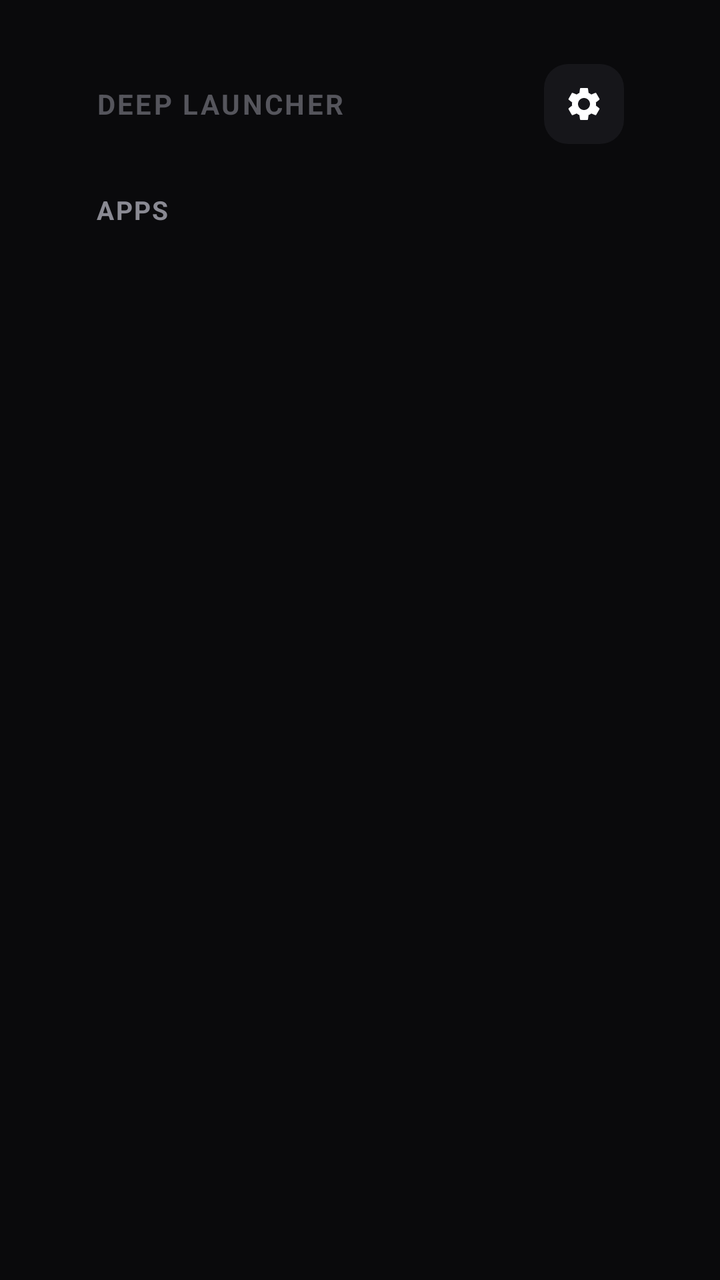
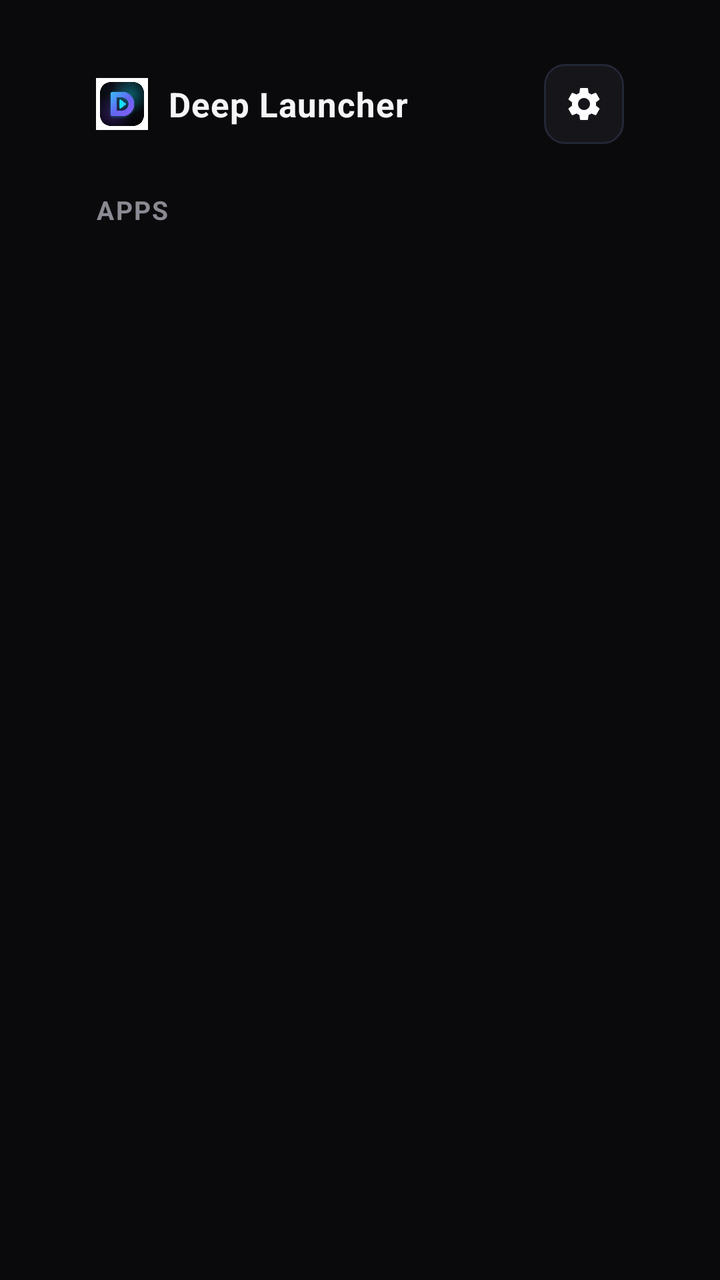

Before-and-after screenshots of an Android layout around one commit, followed by the original layout XML and the change that was made.
<!-- AndroidManifest.xml: application theme Theme.DeepLauncher -->
<!-- res/layout/activity_main.xml -->
<?xml version="1.0" encoding="utf-8"?>
<LinearLayout xmlns:android="http://schemas.android.com/apk/res/android"
    android:layout_width="match_parent"
    android:layout_height="match_parent"
    android:background="@color/bg_dark"
    android:orientation="vertical"
    android:paddingStart="48dp"
    android:paddingTop="32dp"
    android:paddingEnd="48dp"
    android:paddingBottom="24dp">

    
    <RelativeLayout
        android:layout_width="match_parent"
        android:layout_height="wrap_content"
        android:layout_marginBottom="24dp">

        <TextView
            android:id="@+id/tvLauncherTitle"
            android:layout_width="wrap_content"
            android:layout_height="wrap_content"
            android:layout_alignParentStart="true"
            android:layout_centerVertical="true"
            android:letterSpacing="0.08"
            android:text="DEEP LAUNCHER"
            android:textColor="@color/text_muted"
            android:textSize="14sp"
            android:textStyle="bold" />

        <LinearLayout
            android:layout_width="wrap_content"
            android:layout_height="wrap_content"
            android:layout_alignParentEnd="true"
            android:layout_centerVertical="true"
            android:gravity="center_vertical"
            android:orientation="horizontal">

            
            <TextView
                android:id="@+id/tvWeather"
                android:layout_width="wrap_content"
                android:layout_height="wrap_content"
                android:layout_marginEnd="18dp"
                android:textColor="@color/text_secondary"
                android:textSize="15sp"
                android:visibility="gone" />

            
            <TextView
                android:id="@+id/tvClock"
                android:layout_width="wrap_content"
                android:layout_height="wrap_content"
                android:layout_marginEnd="20dp"
                android:textColor="@color/text_primary"
                android:textSize="18sp"
                android:textStyle="bold" />

            
            <FrameLayout
                android:id="@+id/btnSettings"
                android:layout_width="40dp"
                android:layout_height="40dp"
                android:background="@drawable/bg_card_selector"
                android:clickable="true"
                android:focusable="true">

                <ImageView
                    android:layout_width="20dp"
                    android:layout_height="20dp"
                    android:layout_gravity="center"
                    android:src="@drawable/ic_settings" />
            </FrameLayout>

        </LinearLayout>
    </RelativeLayout>

    <ScrollView
        android:layout_width="match_parent"
        android:layout_height="0dp"
        android:layout_weight="1"
        android:fillViewport="true"
        android:overScrollMode="never"
        android:scrollbars="none">

        <LinearLayout
            android:layout_width="match_parent"
            android:layout_height="wrap_content"
            android:orientation="vertical">

            
            <TextView
                android:id="@+id/headerApps"
                android:layout_width="wrap_content"
                android:layout_height="wrap_content"
                android:layout_marginBottom="12dp"
                android:letterSpacing="0.06"
                android:text="@string/section_apps"
                android:textColor="@color/text_secondary"
                android:textSize="13sp"
                android:textStyle="bold" />

            <androidx.recyclerview.widget.RecyclerView
                android:id="@+id/recyclerApps"
                android:layout_width="match_parent"
                android:layout_height="wrap_content"
                android:layout_marginBottom="32dp"
                android:clipChildren="false"
                android:clipToPadding="false"
                android:nestedScrollingEnabled="false"
                android:orientation="horizontal" />

            
            <LinearLayout
                android:id="@+id/layoutInputsContainer"
                android:layout_width="match_parent"
                android:layout_height="wrap_content"
                android:orientation="vertical"
                android:visibility="gone">

                <TextView
                    android:id="@+id/headerInputs"
                    android:layout_width="wrap_content"
                    android:layout_height="wrap_content"
                    android:layout_marginBottom="12dp"
                    android:letterSpacing="0.06"
                    android:text="@string/section_inputs"
                    android:textColor="@color/text_secondary"
                    android:textSize="13sp"
                    android:textStyle="bold" />

                <androidx.recyclerview.widget.RecyclerView
                    android:id="@+id/recyclerInputs"
                    android:layout_width="match_parent"
                    android:layout_height="wrap_content"
                    android:layout_marginBottom="24dp"
                    android:clipChildren="false"
                    android:clipToPadding="false"
                    android:nestedScrollingEnabled="false"
                    android:orientation="horizontal" />
            </LinearLayout>

        </LinearLayout>
    </ScrollView>

</LinearLayout>
<!-- resources referenced by this layout -->
<resources>
  <color name="bg_dark">#0a0a0c</color>
  <color name="text_muted">#55555c</color>
  <color name="text_primary">#f5f5f7</color>
  <color name="text_secondary">#8a8a93</color>
  <!-- drawable bg_card_selector (drawable) -->
  <?xml version="1.0" encoding="utf-8"?>
  <selector xmlns:android="http://schemas.android.com/apk/res/android">
      <item android:state_focused="true" android:drawable="@drawable/bg_card_focused" />
      <item android:state_selected="true" android:drawable="@drawable/bg_card_focused" />
      <item android:drawable="@drawable/bg_card_normal" />
  </selector>
  <!-- drawable ic_settings (drawable) -->
  <vector xmlns:android="http://schemas.android.com/apk/res/android"
      android:width="24dp"
      android:height="24dp"
      android:viewportWidth="24"
      android:viewportHeight="24">
      <path
          android:fillColor="#ffffff"
          android:pathData="M19.14,12.94c0.04,-0.3 0.06,-0.61 0.06,-0.94c0,-0.32 -0.02,-0.64 -0.07,-0.94l2.03,-1.58c0.18,-0.14 0.23,-0.41 0.12,-0.61 l-1.92,-3.32c-0.12,-0.22 -0.37,-0.29 -0.59,-0.22l-2.39,0.96c-0.5,-0.38 -1.03,-0.7 -1.62,-0.94L14.4,2.81c-0.04,-0.24 -0.24,-0.41 -0.48,-0.41 h-3.84c-0.24,0 -0.43,0.17 -0.47,0.41L9.25,5.35C8.66,5.59 8.12,5.92 7.63,6.29L5.24,5.33c-0.22,-0.08 -0.47,0 -0.59,0.22L2.74,8.87 C2.62,9.08 2.66,9.34 2.86,9.48l2.03,1.58C4.84,11.36 4.8,11.69 4.8,12s0.02,0.64 0.07,0.94l-2.03,1.58 c-0.18,0.14 -0.23,0.41 -0.12,0.61l1.92,3.32c0.12,0.22 0.37,0.29 0.59,0.22l2.39,-0.96c0.5,0.38 1.03,0.7 1.62,0.94l0.36,2.54 c0.05,0.24 0.24,0.41 0.48,0.41h3.84c0.24,0 0.44,-0.17 0.47,-0.41l0.36,-2.54c0.59,-0.24 1.13,-0.56 1.62,-0.94l2.39,0.96 c0.22,0.08 0.47,0 0.59,-0.22l1.92,-3.32c0.12,-0.22 0.07,-0.47 -0.12,-0.61L19.14,12.94z M12,15.6c-1.98,0 -3.6,-1.62 -3.6,-3.6 s1.62,-3.6 3.6,-3.6s3.6,1.62 3.6,3.6S13.98,15.6 12,15.6z" />
  </vector>
  <string name="section_apps">APPS</string>
  <string name="section_inputs">INPUTS</string>
  <style name="Theme.DeepLauncher" parent="@android:style/Theme.NoTitleBar.Fullscreen">
          <item name="android:windowBackground">@color/bg_dark</item>
          <item name="android:colorBackground">@color/bg_dark</item>
          <item name="android:windowNoTitle">true</item>
          <item name="android:windowFullscreen">true</item>
          <item name="android:windowOverscan">true</item>
          <item name="android:windowContentOverlay">@null</item>
          <item name="android:windowAnimationStyle">@null</item>
      </style>
  <!-- drawable bg_card_focused (drawable) -->
  <?xml version="1.0" encoding="utf-8"?>
  <shape xmlns:android="http://schemas.android.com/apk/res/android"
      android:shape="rectangle">
      <solid android:color="@color/bg_card_focused" />
      <stroke
          android:width="3dp"
          android:color="@color/accent_focus_stroke" />
      <corners android:radius="14dp" />
  </shape>
  <!-- drawable bg_card_normal (drawable) -->
  <?xml version="1.0" encoding="utf-8"?>
  <shape xmlns:android="http://schemas.android.com/apk/res/android"
      android:shape="rectangle">
      <solid android:color="@color/bg_card" />
      <corners android:radius="12dp" />
  </shape>
  <color name="bg_card_focused">#24242c</color>
  <color name="accent_focus_stroke">#ffffff</color>
  <color name="bg_card">#16161a</color>
</resources>

<!-- the commit's change to res/layout/activity_main.xml (unified diff, before → after) -->
@@ -3,6 +3,8 @@
     android:layout_width="match_parent"
     android:layout_height="match_parent"
     android:background="@color/bg_dark"
+    android:clipChildren="false"
+    android:clipToPadding="false"
     android:orientation="vertical"
     android:paddingStart="48dp"
     android:paddingTop="32dp"
@@ -13,19 +15,34 @@
     <RelativeLayout
         android:layout_width="match_parent"
         android:layout_height="wrap_content"
-        android:layout_marginBottom="24dp">
+        android:layout_marginBottom="24dp"
+        android:clipChildren="false">
 
-        <TextView
-            android:id="@+id/tvLauncherTitle"
+        <LinearLayout
             android:layout_width="wrap_content"
             android:layout_height="wrap_content"
             android:layout_alignParentStart="true"
             android:layout_centerVertical="true"
-            android:letterSpacing="0.08"
-            android:text="DEEP LAUNCHER"
-            android:textColor="@color/text_muted"
-            android:textSize="14sp"
-            android:textStyle="bold" />
+            android:gravity="center_vertical"
+            android:orientation="horizontal">
+
+            <ImageView
+                android:id="@+id/imgHeaderLogo"
+                android:layout_width="26dp"
+                android:layout_height="26dp"
+                android:layout_marginEnd="10dp"
+                android:src="@drawable/app_icon" />
+
+            <TextView
+                android:id="@+id/tvLauncherTitle"
+                android:layout_width="wrap_content"
+                android:layout_height="wrap_content"
+                android:letterSpacing="0.02"
+                android:text="Deep Launcher"
+                android:textColor="@color/text_primary"
+                android:textSize="17sp"
+                android:textStyle="bold" />
+        </LinearLayout>
 
         <LinearLayout
             android:layout_width="wrap_content"
@@ -60,7 +77,7 @@
                 android:id="@+id/btnSettings"
                 android:layout_width="40dp"
                 android:layout_height="40dp"
-                android:background="@drawable/bg_card_selector"
+                android:background="@drawable/bg_button_settings"
                 android:clickable="true"
                 android:focusable="true">
 
@@ -78,6 +95,8 @@
         android:layout_width="match_parent"
         android:layout_height="0dp"
         android:layout_weight="1"
+        android:clipChildren="false"
+        android:clipToPadding="false"
         android:fillViewport="true"
         android:overScrollMode="never"
         android:scrollbars="none">
@@ -85,19 +104,40 @@
         <LinearLayout
             android:layout_width="match_parent"
             android:layout_height="wrap_content"
+            android:clipChildren="false"
+            android:clipToPadding="false"
             android:orientation="vertical">
 
             
-            <TextView
-                android:id="@+id/headerApps"
-                android:layout_width="wrap_content"
+            <LinearLayout
+                android:layout_width="match_parent"
                 android:layout_height="wrap_content"
                 android:layout_marginBottom="12dp"
-                android:letterSpacing="0.06"
-                android:text="@string/section_apps"
-                android:textColor="@color/text_secondary"
-                android:textSize="13sp"
-                android:textStyle="bold" />
+                android:gravity="center_vertical"
+                android:orientation="horizontal">
+
+                <TextView
+                    android:id="@+id/headerApps"
+                    android:layout_width="wrap_content"
+                    android:layout_height="wrap_content"
+                    android:letterSpacing="0.06"
+                    android:text="@string/section_apps"
+                    android:textColor="@color/text_secondary"
+                    android:textSize="13sp"
+                    android:textStyle="bold" />
+
+                
+                <TextView
+                    android:id="@+id/tvReorderHint"
+                    android:layout_width="wrap_content"
+                    android:layout_height="wrap_content"
+                    android:layout_marginStart="20dp"
+                    android:text="✦ Reordering: Press ◀ / ▶ to move • Press OK to save"
+                    android:textColor="#FBBF24"
+                    android:textSize="12sp"
+                    android:textStyle="bold"
+                    android:visibility="gone" />
+            </LinearLayout>
 
             <androidx.recyclerview.widget.RecyclerView
                 android:id="@+id/recyclerApps"
@@ -114,6 +154,8 @@
                 android:id="@+id/layoutInputsContainer"
                 android:layout_width="match_parent"
                 android:layout_height="wrap_content"
+                android:clipChildren="false"
+                android:clipToPadding="false"
                 android:orientation="vertical"
                 android:visibility="gone">
 
<!-- resource entries referenced after the edit -->
@@ -1,15 +1,26 @@
 <!-- resources referenced by this layout -->
 <resources>
   <color name="bg_dark">#0a0a0c</color>
-  <color name="text_muted">#55555c</color>
   <color name="text_primary">#f5f5f7</color>
   <color name="text_secondary">#8a8a93</color>
-  <!-- drawable bg_card_selector (drawable) -->
+  <!-- drawable app_icon: png bitmap (drawable, 187558 bytes) -->
+  <!-- drawable bg_button_settings (drawable) -->
   <?xml version="1.0" encoding="utf-8"?>
   <selector xmlns:android="http://schemas.android.com/apk/res/android">
-      <item android:state_focused="true" android:drawable="@drawable/bg_card_focused" />
-      <item android:state_selected="true" android:drawable="@drawable/bg_card_focused" />
-      <item android:drawable="@drawable/bg_card_normal" />
+      <item android:state_focused="true">
+          <shape android:shape="rectangle">
+              <solid android:color="@color/bg_card_focused" />
+              <stroke android:width="2dp" android:color="#38BDF8" />
+              <corners android:radius="10dp" />
+          </shape>
+      </item>
+      <item>
+          <shape android:shape="rectangle">
+              <solid android:color="@color/bg_card" />
+              <stroke android:width="1dp" android:color="#222736" />
+              <corners android:radius="10dp" />
+          </shape>
+      </item>
   </selector>
   <!-- drawable ic_settings (drawable) -->
   <vector xmlns:android="http://schemas.android.com/apk/res/android"
@@ -32,25 +43,7 @@
           <item name="android:windowContentOverlay">@null</item>
           <item name="android:windowAnimationStyle">@null</item>
       </style>
-  <!-- drawable bg_card_focused (drawable) -->
-  <?xml version="1.0" encoding="utf-8"?>
-  <shape xmlns:android="http://schemas.android.com/apk/res/android"
-      android:shape="rectangle">
-      <solid android:color="@color/bg_card_focused" />
-      <stroke
-          android:width="3dp"
-          android:color="@color/accent_focus_stroke" />
-      <corners android:radius="14dp" />
-  </shape>
-  <!-- drawable bg_card_normal (drawable) -->
-  <?xml version="1.0" encoding="utf-8"?>
-  <shape xmlns:android="http://schemas.android.com/apk/res/android"
-      android:shape="rectangle">
-      <solid android:color="@color/bg_card" />
-      <corners android:radius="12dp" />
-  </shape>
   <color name="bg_card_focused">#24242c</color>
-  <color name="accent_focus_stroke">#ffffff</color>
   <color name="bg_card">#16161a</color>
 </resources>
 
